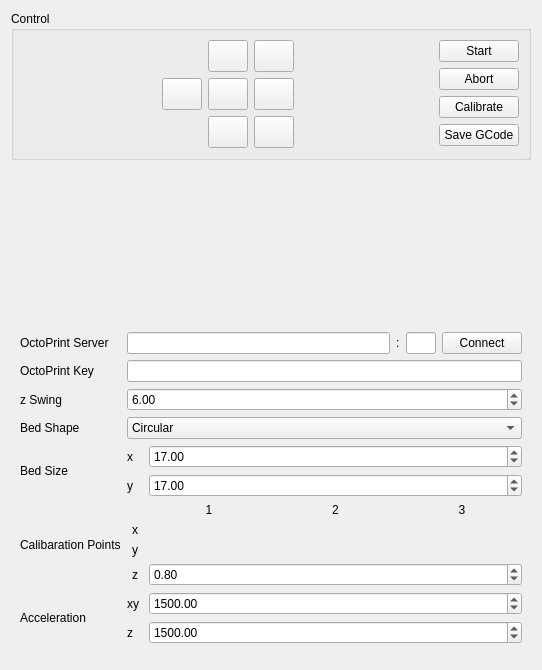
The window that tabrobot.ui (stv0g/pastie) describes before a commit, drawn with Qt 5.
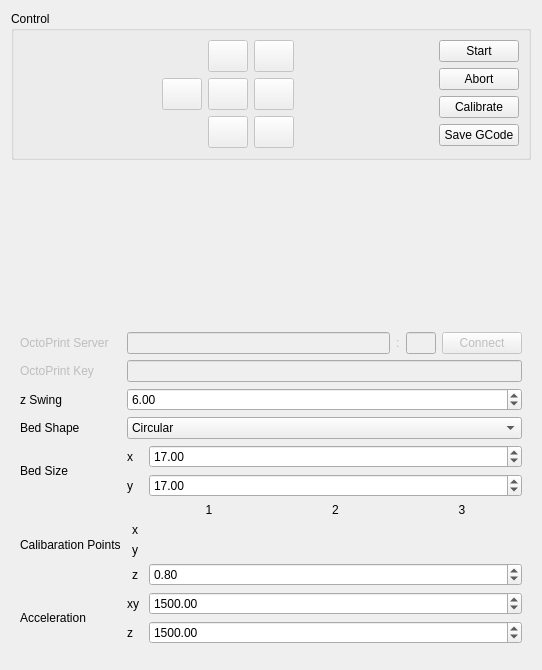
The same window after the commit. Icons and pictures are not drawn.

Commit message: disabled unused GUI elements

```diff
--- a/tabrobot.ui
+++ b/tabrobot.ui
@@ -34,6 +34,9 @@
      <layout class="QHBoxLayout" name="horizontalLayout">
       <item>
        <widget class="QWidget" name="wdgRose" native="true">
+        <property name="enabled">
+         <bool>false</bool>
+        </property>
         <layout class="QGridLayout" name="gridLayout">
          <property name="leftMargin">
           <number>0</number>
@@ -570,6 +573,9 @@
       </item>
       <item row="0" column="1">
        <widget class="QWidget" name="wdgConnect" native="true">
+        <property name="enabled">
+         <bool>false</bool>
+        </property>
         <layout class="QHBoxLayout" name="horizontalLayout_2">
          <property name="leftMargin">
           <number>0</number>
@@ -767,7 +773,11 @@
        </widget>
       </item>
       <item row="1" column="1">
-       <widget class="QLineEdit" name="inpApiKey"/>
+       <widget class="QLineEdit" name="inpApiKey">
+        <property name="enabled">
+         <bool>false</bool>
+        </property>
+       </widget>
       </item>
       <item row="5" column="0">
        <widget class="QLabel" name="lblCalibPoints">
@@ -778,6 +788,9 @@
       </item>
       <item row="1" column="0">
        <widget class="QLabel" name="lblApiKey">
+        <property name="enabled">
+         <bool>false</bool>
+        </property>
         <property name="text">
          <string>OctoPrint Key</string>
         </property>
@@ -785,6 +798,9 @@
       </item>
       <item row="0" column="0">
        <widget class="QLabel" name="lblHostPort">
+        <property name="enabled">
+         <bool>false</bool>
+        </property>
         <property name="text">
          <string>OctoPrint Server</string>
         </property>
```
The commit also changes 1 other file.
